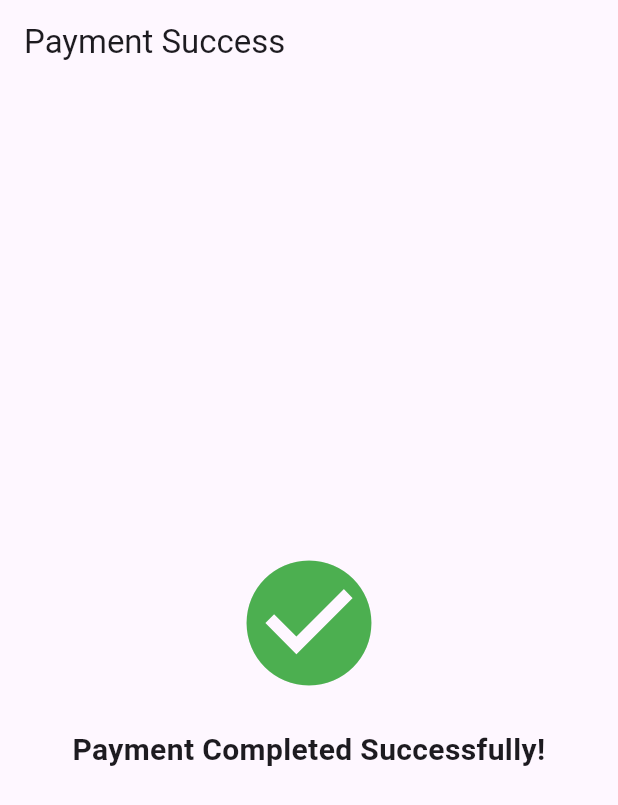
After one commit to dohoo/chilboPayWebHosting, a Flutter app: the PaymentSuccessPage screen opened directly, on a phone screen of 412 x 824 dp. The commit adds this screen. Shown: the top 805 px of the screen. Run offline on Flutter 3.47's test engine with Material 3 defaults, Android fonts, the phone set to English and light mode, and no system bars; our stand-ins replace qr_flutter, shared_preferences; missing offline and left inert: flutter_nfc_kit, qr_code_scanner; accounts and stored records are empty; network calls fail; project files that could hold a hidden picture were left out.

Commit message:
QR 결제 기능 완성 및 결제 완료 페이지 추가

```diff
--- /dev/null
+++ b/lib/screens/festival/payment_success_page.dart
@@ -0,0 +1,34 @@
+import 'package:flutter/material.dart';
+
+class PaymentSuccessPage extends StatelessWidget {
+  @override
+  Widget build(BuildContext context) {
+    Future.delayed(Duration(seconds: 2), () {
+      Navigator.pop(context); // 2초 후 이전 화면으로 돌아가기
+    });
+
+    return Scaffold(
+      appBar: AppBar(
+        title: Text('Payment Success'),
+      ),
+      body: Center(
+        child: Column(
+          mainAxisAlignment: MainAxisAlignment.center,
+          children: [
+            Icon(
+              Icons.check_circle,
+              color: Colors.green,
+              size: 100,
+            ),
+            SizedBox(height: 20),
+            Text(
+              'Payment Completed Successfully!',
+              style: TextStyle(fontSize: 20, fontWeight: FontWeight.bold),
+              textAlign: TextAlign.center,
+            ),
+          ],
+        ),
+      ),
+    );
+  }
+}
--- a/lib/screens/user/settings_page.dart
+++ b/lib/screens/user/settings_page.dart
@@ -279,7 +279,9 @@ class _SettingsPageState extends State<SettingsPage> {
                         ? NfcRegisterPage()
                         : NfcUnregisterPage(),
                   ),
-                );
+                ).then((value) {
+                  _fetchUserData(); // NFC 카드 등록/해지 후 사용자 정보 새로고침
+                });
               },
               child: Text(nfcCardId.isEmpty ? '카드 연동' : '카드 연동 해지'),
             ),
```
Also changed, not shown: lib/screens/admin/card_payment_page.dart (+6 -13 lines), lib/screens/admin/nfc_payment_page.dart (+10 -1 lines), lib/screens/admin/payment_complete_page.dart (added, +30 -0 lines), lib/screens/admin/qr_payment_page.dart (+33 -22 lines), lib/screens/festival/festival_nfc_payment_page.dart (+18 -8 lines), lib/screens/festival/festival_qr_payment_page.dart (+15 -20 lines), lib/services/admin_api.dart (+18 -0 lines), lib/services/festival_api.dart (+23 -3 lines), lib/services/user_api.dart (+0 -21 lines).
